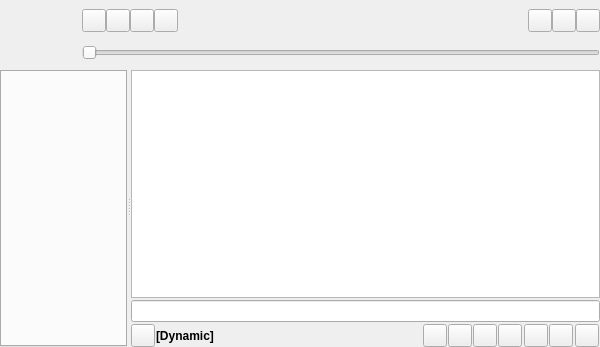
Old version of the form gui/mainwindow.ui in the repository CDrummond/cantata.
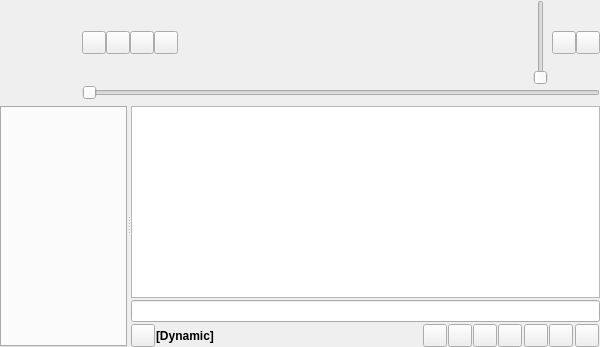
New version of the form. Custom widgets are drawn as their Qt base class.

Commit message: Custom volume control

Patch:
```diff
--- a/gui/mainwindow.ui
+++ b/gui/mainwindow.ui
@@ -107,12 +107,28 @@
         <property name="spacing">
          <number>0</number>
         </property>
+        <item>
+         <widget class="VolumeSlider" name="volumeSlider"/>
+        </item>
+        <item>
+         <spacer name="volumeSliderSpacer">
+          <property name="orientation">
+           <enum>Qt::Horizontal</enum>
+          </property>
+          <property name="sizeType">
+           <enum>QSizePolicy::Fixed</enum>
+          </property>
+          <property name="sizeHint" stdset="0">
+           <size>
+            <width>4</width>
+            <height>4</height>
+           </size>
+          </property>
+         </spacer>
+        </item>
         <item>
          <widget class="ToolButton" name="songInfoButton"/>
         </item>
-        <item>
-         <widget class="ToolButton" name="volumeButton"/>
-        </item>
         <item>
          <widget class="MenuButton" name="menuButton"/>
         </item>
@@ -429,6 +445,11 @@
    <extends>QWidget</extends>
    <header>sizegrip.h</header>
   </customwidget>
+  <customwidget>
+   <class>VolumeSlider</class>
+   <extends>QSlider</extends>
+   <header>volumeslider.h</header>
+  </customwidget>
  </customwidgets>
  <resources/>
  <connections/>
```
The commit also changes 9 other files.
